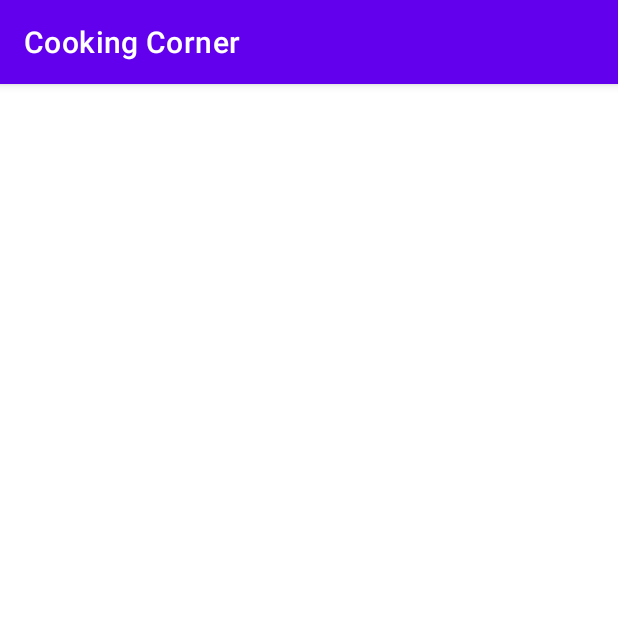
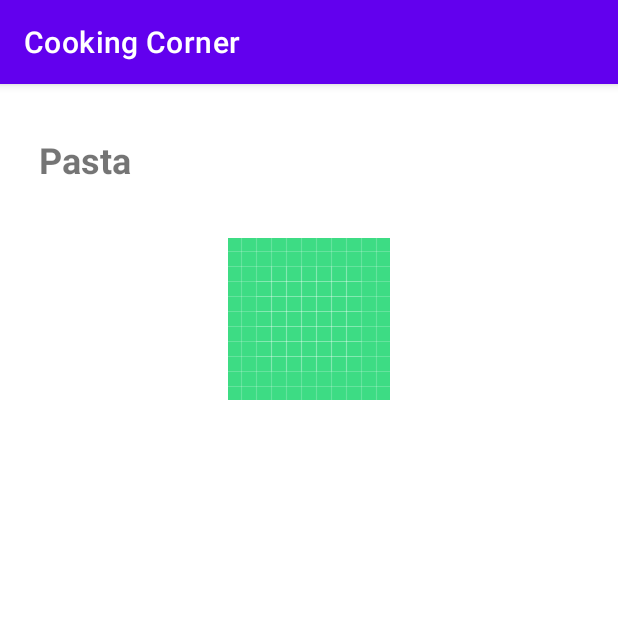
Before and after one commit to Fmahboob/Cooking-Corner, an Android app: the fragment recipeFragment shown on its own in the app's theme, on a phone screen of 412 x 824 dp, the top half of it. Run offline under Robolectric (Android 15) with nearby library versions, the phone set to English and light mode, and no system bars.

Commit message:
Added lists of items in recycler view

```diff
--- a/app/src/main/java/com/example/cookingcorner/recipeFragment.java
+++ b/app/src/main/java/com/example/cookingcorner/recipeFragment.java
@@ -4,10 +4,16 @@ import android.content.Context;
 import android.os.Bundle;
 
 import androidx.fragment.app.Fragment;
+import androidx.recyclerview.widget.LinearLayoutManager;
+import androidx.recyclerview.widget.RecyclerView;
 
 import android.view.LayoutInflater;
 import android.view.View;
 import android.view.ViewGroup;
+
+import com.example.cookingcorner.RecipeRecyclerView.CustomRecipeAdopter;
+
+import java.util.ArrayList;
 
 /**
  * A simple {@link Fragment} subclass.
@@ -57,12 +63,20 @@ public class recipeFragment extends Fragment {
             mParam2 = getArguments().getString(ARG_PARAM2);
         }
     }
-
+//Created Array list and adopter
     @Override
     public View onCreateView(LayoutInflater inflater, ViewGroup container,
                              Bundle savedInstanceState) {
-        // Inflate the layout for this fragment
-        return inflater.inflate(R.layout.fragment_recipe, container, false);
+       View view = inflater.inflate(R.layout.fragment_recipe, container, false);
+        RecyclerView recyclerView = view.findViewById(R.id.recipeList);
+        ArrayList<Recipe> recipes = new ArrayList<>();
+        recipes.add(new Recipe("Pasta", R.drawable.ic_launcher_background));
+        CustomRecipeAdopter adopter = new CustomRecipeAdopter(recipes);
+        recyclerView.setAdapter(adopter);
+        recyclerView.setLayoutManager(new LinearLayoutManager(getContext()));
+
+
+       return view;
     }
 
 
--- a/app/src/main/res/layout/fragment_recipe.xml
+++ b/app/src/main/res/layout/fragment_recipe.xml
@@ -2,7 +2,7 @@
 <LinearLayout xmlns:android="http://schemas.android.com/apk/res/android"
     xmlns:tools="http://schemas.android.com/tools"
     android:layout_width="match_parent"
-    android:layout_height="match_parent"
+    android:layout_height="wrap_content"
     android:orientation="vertical"
     tools:context=".recipeFragment">
 
@@ -10,5 +10,5 @@
     <androidx.recyclerview.widget.RecyclerView
         android:id="@+id/recipeList"
         android:layout_width="match_parent"
-        android:layout_height="match_parent" />
+        android:layout_height="wrap_content" />
 </LinearLayout>
--- a/app/src/main/res/layout/recipe_list_item.xml
+++ b/app/src/main/res/layout/recipe_list_item.xml
@@ -3,7 +3,7 @@
     xmlns:app="http://schemas.android.com/apk/res-auto"
     xmlns:tools="http://schemas.android.com/tools"
     android:layout_width="match_parent"
-    android:layout_height="match_parent">
+    android:layout_height="wrap_content">
 
     <TextView
         android:id="@+id/recipe_name"
--- a/app/src/main/res/menu/activity_main_drawer.xml
+++ b/app/src/main/res/menu/activity_main_drawer.xml
@@ -13,5 +13,6 @@
             android:icon="@drawable/ic_menu_gallery"
             android:title="@string/menu_api" />
 
+
     </group>
 </menu>
--- a/app/src/main/res/navigation/mobile_navigation.xml
+++ b/app/src/main/res/navigation/mobile_navigation.xml
@@ -3,7 +3,7 @@
     xmlns:app="http://schemas.android.com/apk/res-auto"
     xmlns:tools="http://schemas.android.com/tools"
     android:id="@+id/mobile_navigation"
-    app:startDestination="@+id/nav_home">
+    app:startDestination="@id/nav_home">
 
     <fragment
         android:id="@+id/nav_home"
@@ -14,7 +14,7 @@
     <fragment
         android:id="@+id/nav_api"
         android:name="com.example.cookingcorner.recipeFragment"
-        android:label="Api"
+        android:label="Recipes"
         tools:layout="@layout/fragment_recipe" />
 
 </navigation>
--- a/app/src/main/res/values/strings.xml
+++ b/app/src/main/res/values/strings.xml
@@ -8,7 +8,7 @@
     <string name="action_settings">Settings</string>
 
     <string name="menu_home">Home</string>
-    <string name="menu_api">Gallery</string>
+    <string name="menu_api">Recipes</string>
     <string name="menu_slideshow">Slideshow</string>
     <!-- TODO: Remove or change this placeholder text -->
     <string name="hello_blank_fragment">Hello blank fragment</string>
```
